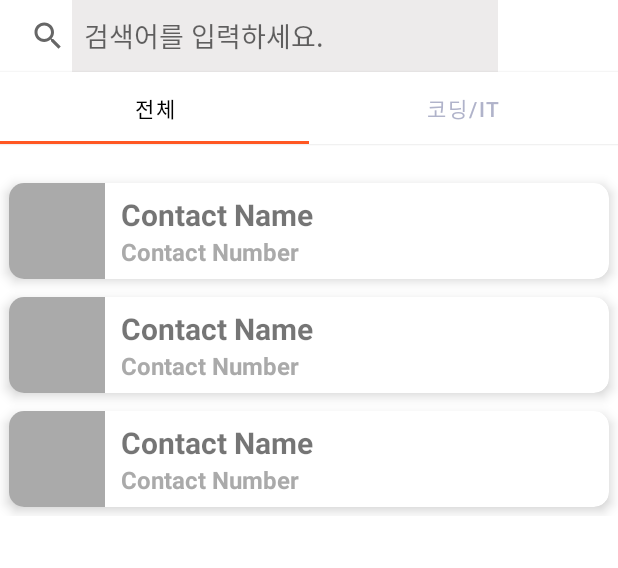
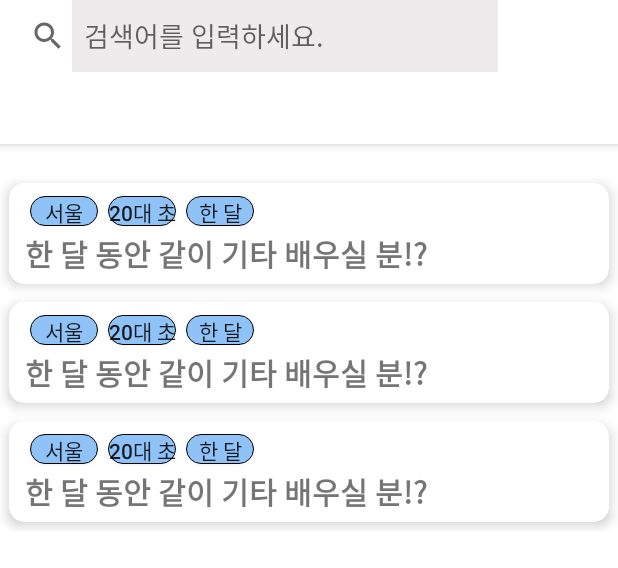
Before and after one commit to twodf78/project2, an Android app: the layout fragment_home.xml on its own in the app's theme, with its tools: preview values and no code run, on a phone screen of 412 x 824 dp. Shown: the top 568 px of the screen. Run offline under Robolectric (Android 15) with nearby library versions, the phone set to English and light mode, and no system bars.

Commit message:
tablayout 지우기 전

```diff
--- /dev/null
+++ b/app/src/main/java/com/example/grouping/HomeData.java
@@ -0,0 +1,6 @@
+package com.example.grouping;
+
+public class HomeData {
+
+    private
+}
--- /dev/null
+++ b/app/src/main/java/com/example/grouping/HomeRecyclerAdapterAll.java
@@ -0,0 +1,6 @@
+package com.example.grouping;
+
+import androidx.recyclerview.widget.RecyclerView;
+
+public class HomeRecyclerAdapterAll extends RecyclerView.Adapter<HomeRecyclerAdapterAll.My> {
+}
--- /dev/null
+++ b/app/src/main/res/drawable/btn_round_shape.xml
@@ -0,0 +1,14 @@
+<?xml version="1.0" encoding="utf-8"?>
+<shape xmlns:android="http://schemas.android.com/apk/res/android"
+    android:shape="rectangle">
+
+    <stroke
+        android:width="0.5dp"
+        android:color="@color/black" />
+    <solid
+        android:color="@color/lightblue"/>
+    <size
+        android:width="20dp"
+        android:height="10dp" />
+    <corners android:radius="20dp" />
+</shape>
--- a/app/src/main/res/layout/fragment_home.xml
+++ b/app/src/main/res/layout/fragment_home.xml
@@ -11,7 +11,7 @@
     <androidx.appcompat.widget.SearchView
         android:layout_width="340dp"
         android:layout_height="wrap_content"
-        android:layout_marginRight="40dp"
+        android:layout_marginEnd="40dp"
         app:iconifiedByDefault="false"
         app:layout_constraintBottom_toBottomOf="parent"
         app:layout_constraintEnd_toEndOf="parent"
@@ -20,14 +20,22 @@
         app:queryHint="검색어를 입력하세요." />
 
 <!--    //AppbarLayout을 사용할 때는 CoordinatorLayout 사용-->
-<!--    <androidx.coordinatorlayout.widget.CoordinatorLayout-->
-<!--        android:layout_width="match_parent"-->
-<!--        android:layout_height="match_parent">-->
+    <androidx.coordinatorlayout.widget.CoordinatorLayout
+        android:layout_width="match_parent"
+        android:layout_height="match_parent">
 
-<!--    <com.google.android.material.appbar.AppBarLayout-->
+    <com.google.android.material.appbar.AppBarLayout
+        android:layout_width="match_parent"
+        android:layout_height="wrap_content"
+        android:theme="@style/ThemeOverlay.AppCompat.Dark.ActionBar">
+
+<!--    <androidx.appcompat.widget.Toolbar-->
 <!--        android:layout_width="match_parent"-->
 <!--        android:layout_height="wrap_content"-->
-<!--        android:theme="@style/ThemeOverlay.AppCompat.Dark.ActionBar">-->
+<!--        android:background="@color/gray"-->
+<!--        android:theme="@style/ThemeOverlay.AppCompat.Dark"-->
+<!--        android:elevation="1dp"-->
+<!--        android:id="@+id/toolbar"></androidx.appcompat.widget.Toolbar>-->
 
         <com.google.android.material.tabs.TabLayout
             android:id="@+id/hometablayout"
@@ -38,17 +46,9 @@
             app:tabMode="fixed"
             app:tabIndicatorColor="#FF5722"
             app:tabSelectedTextColor="#000000"
-            app:tabTextColor="#B0B3CA" >
+            app:tabTextColor="#B0B3CA" />
 
-            <com.google.android.material.tabs.TabItem
-                android:layout_height="wrap_content"
-                android:layout_width="wrap_content"
-                android:text="전체"/>
-            <com.google.android.material.tabs.TabItem
-                android:layout_height="wrap_content"
-                android:layout_width="wrap_content"
-                android:text="코딩/IT"/>
-        </com.google.android.material.tabs.TabLayout>
+    </com.google.android.material.appbar.AppBarLayout>
 
 
         <FrameLayout
@@ -58,81 +58,16 @@
             app:layout_behavior="@string/appbar_scrolling_view_behavior">
 
             <androidx.recyclerview.widget.RecyclerView
-                android:id="@+id/homerecyclerviewall"
-                android:layout_width="wrap_content"
+                android:id="@+id/homerecyclerview"
+                android:layout_width="match_parent"
                 android:layout_height="wrap_content"
                 android:layout_centerHorizontal="true"
                 android:layout_marginTop="20dp"
-                tools:listitem="@layout/home_itemlist" />
+                tools:listitem="@layout/home_itemlist_all" />
 
         </FrameLayout>
 
-<!--        <androidx.viewpager.widget.ViewPager-->
-<!--            android:id="@+id/viewpager"-->
-<!--            android:layout_width="match_parent"-->
-<!--            android:layout_height="wrap_content" />-->
-
-<!--    </com.google.android.material.appbar.AppBarLayout>-->
-
-
-<!--    <FrameLayout-->
-<!--        android:id="@+id/homeframelayout"-->
-<!--        android:layout_width="match_parent"-->
-<!--        android:layout_height="match_parent"-->
-<!--        app:layout_behavior="@string/appbar_scrolling_view_behavior">-->
-
-<!--        <androidx.recyclerview.widget.RecyclerView-->
-<!--            android:id="@+id/contactsRecView"-->
-<!--            android:layout_width="wrap_content"-->
-<!--            android:layout_height="wrap_content"-->
-<!--            android:layout_centerHorizontal="true"-->
-<!--            android:layout_marginTop="20dp"-->
-<!--            tools:listitem="@layout/home_itemlist" />-->
-
-<!--    </FrameLayout>-->
-<!--    </androidx.coordinatorlayout.widget.CoordinatorLayout>-->
-
-    <!--    <com.google.android.material.tabs.TabLayout-->
-    <!--        android:id="@+id/hometablayout"-->
-    <!--        android:layout_width="match_parent"-->
-    <!--        android:layout_height="wrap_content"-->
-    <!--        app:tabIndicatorColor="#FF5722"-->
-    <!--        app:tabSelectedTextColor="#000000"-->
-    <!--        app:tabTextColor="#B0B3CA"-->
-    <!--        android:layout_marginTop="5dp">-->
-
-    <!--        <com.google.android.material.tabs.TabItem-->
-    <!--            android:id="@+id/hometabitemAll"-->
-    <!--            android:layout_width="wrap_content"-->
-    <!--            android:layout_height="wrap_content"-->
-    <!--            android:text="전체" />-->
-
-    <!--        <com.google.android.material.tabs.TabItem-->
-    <!--            android:id="@+id/hometabitemCoding"-->
-    <!--            android:layout_width="wrap_content"-->
-    <!--            android:layout_height="wrap_content"-->
-    <!--            android:text="코딩/IT" />-->
-    <!--    </com.google.android.material.tabs.TabLayout>-->
-
-    <!--    <androidx.viewpager.widget.ViewPager-->
-    <!--        android:id="@+id/viewpager"-->
-    <!--        android:layout_width="wrap_content"-->
-    <!--        android:layout_height="wrap_content" />-->
-
-    <!--    <FrameLayout-->
-    <!--        android:layout_width="match_parent"-->
-    <!--        android:layout_height="match_parent"-->
-    <!--        android:id="@+id/homeframelayout">-->
-
-    <!--        <androidx.recyclerview.widget.RecyclerView-->
-    <!--            android:id="@+id/contactsRecView"-->
-    <!--            android:layout_width="wrap_content"-->
-    <!--            android:layout_height="wrap_content"-->
-    <!--            android:layout_centerHorizontal="true"-->
-    <!--            android:layout_marginTop="20dp"-->
-    <!--            tools:listitem="@layout/home_itemlist" />-->
-
-    <!--    </FrameLayout>-->
+    </androidx.coordinatorlayout.widget.CoordinatorLayout>
 
 
 </LinearLayout>
--- a/app/src/main/res/layout/home_all_fragment.xml
+++ b/app/src/main/res/layout/home_all_fragment.xml
@@ -9,6 +9,6 @@
         android:id="@+id/homerecyclerviewall"
         android:layout_width="match_parent"
         android:layout_height="match_parent"
-        tools:listitem="@layout/home_itemlist"/>
+        tools:listitem="@layout/home_itemlist_all"/>
 
 </FrameLayout>
--- a/app/src/main/res/layout/home_itemlist.xml
+++ /dev/null
@@ -1,51 +0,0 @@
-<?xml version="1.0" encoding="utf-8"?>
-<androidx.cardview.widget.CardView xmlns:android="http://schemas.android.com/apk/res/android"
-    xmlns:app="http://schemas.android.com/apk/res-auto"
-    android:id="@+id/parent"
-    android:layout_width="match_parent"
-    android:layout_height="wrap_content"
-    android:layout_margin="6dp"
-    app:cardCornerRadius="10dp"
-    app:cardElevation="5dp">
-
-    <RelativeLayout
-        android:layout_width="match_parent"
-        android:layout_height="wrap_content">
-
-        <ImageView
-            android:id="@+id/photo"
-            android:layout_width="64dp"
-            android:layout_height="64dp"
-            android:contentDescription="contact image"
-            android:src="@android:color/darker_gray" />
-
-        <RelativeLayout
-            android:layout_width="match_parent"
-            android:layout_height="wrap_content"
-            android:layout_centerVertical="true"
-            android:layout_marginStart="5dp"
-            android:layout_toEndOf="@+id/photo"
-            android:padding="5dp">
-
-            <TextView
-                android:id="@+id/txtName"
-                android:layout_width="match_parent"
-                android:layout_height="wrap_content"
-                android:text="Contact Name"
-                android:textSize="20sp"
-                android:textStyle="bold" />
-
-            <TextView
-                android:id="@+id/txtNumber"
-                android:layout_width="match_parent"
-                android:layout_height="wrap_content"
-                android:layout_below="@+id/txtName"
-                android:text="Contact Number"
-                android:textColor="@android:color/darker_gray"
-                android:textSize="16sp"
-                android:textStyle="bold" />
-
-        </RelativeLayout>
-
-    </RelativeLayout>
-</androidx.cardview.widget.CardView>
--- /dev/null
+++ b/app/src/main/res/layout/home_itemlist_all.xml
@@ -0,0 +1,60 @@
+<?xml version="1.0" encoding="utf-8"?>
+<androidx.cardview.widget.CardView xmlns:android="http://schemas.android.com/apk/res/android"
+    xmlns:app="http://schemas.android.com/apk/res-auto"
+    android:id="@+id/parent"
+    android:layout_width="match_parent"
+    android:layout_height="wrap_content"
+    android:layout_margin="6dp"
+    app:cardCornerRadius="10dp"
+    app:cardElevation="5dp">
+
+
+        <LinearLayout
+            android:layout_width="match_parent"
+            android:layout_height="wrap_content"
+            android:layout_centerVertical="true"
+            android:layout_marginStart="5dp"
+            android:layout_toEndOf="@+id/photo"
+            android:orientation="vertical"
+            android:padding="5dp">
+
+            <LinearLayout
+                android:layout_width="wrap_content"
+                android:layout_height="wrap_content"
+                android:orientation="horizontal">
+
+                <android.widget.Button
+                    android:layout_margin="3dp"
+                    android:layout_width="45dp"
+                    android:layout_height="20dp"
+                    android:background="@drawable/btn_round_shape"
+                    android:text="서울"/>
+
+                <android.widget.Button
+                    android:layout_margin="3dp"
+                    android:layout_width="45dp"
+                    android:layout_height="20dp"
+                    android:background="@drawable/btn_round_shape"
+                    android:text="20대 초"/>
+
+                <android.widget.Button
+                    android:layout_margin="3dp"
+                    android:layout_width="45dp"
+                    android:layout_height="20dp"
+                    android:background="@drawable/btn_round_shape"
+                    android:text="한 달"/>
+            </LinearLayout>
+
+            <TextView
+                android:id="@+id/txtName"
+                android:layout_width="match_parent"
+                android:layout_height="wrap_content"
+                android:text="한 달 동안 같이 기타 배우실 분!?"
+                android:textSize="20sp"
+                android:textStyle="bold" />
+
+
+
+        </LinearLayout>
+
+</androidx.cardview.widget.CardView>
--- a/app/src/main/res/values/colors.xml
+++ b/app/src/main/res/values/colors.xml
@@ -8,4 +8,5 @@
     <color name="black">#FF000000</color>
     <color name="white">#FFFFFFFF</color>
     <color name="gray">#EDEBEB</color>
+    <color name="lightblue">#8FC3F8</color>
 </resources>
```
Also changed, not shown: app/src/main/java/com/example/grouping/FragmentHome.java (+26 -78 lines), app/src/main/res/layout/fragment_mypage.xml (+72 -7 lines), app/src/main/res/layout/home_coding_fragment.xml (+0 -7 lines).
